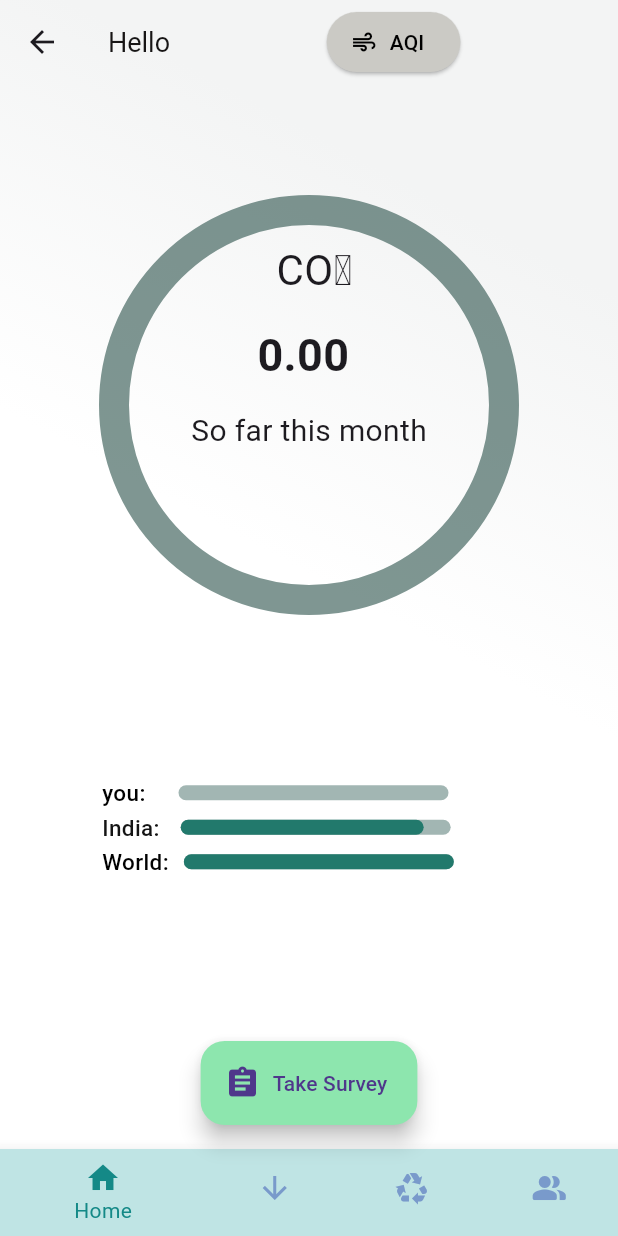
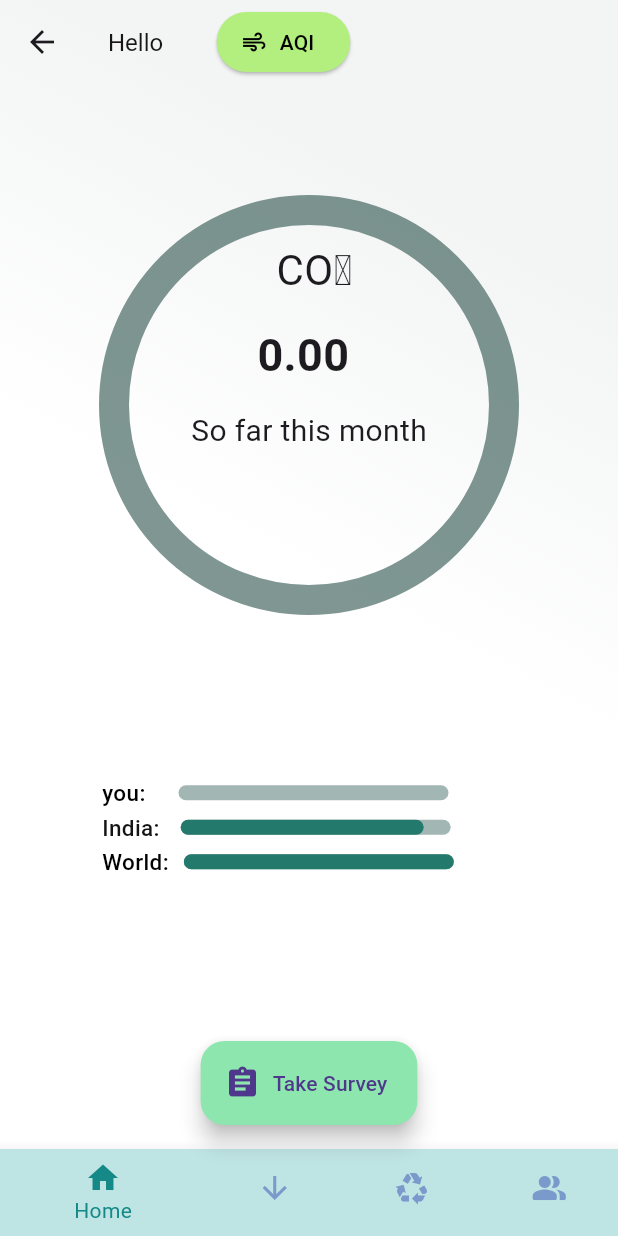
Before and after one commit to AartiDevkar/BEarthly, a Flutter app: the HomePage screen opened by its route, on a phone screen of 412 x 824 dp. Run offline on Flutter 3.47's test engine with Material 3 defaults, Android fonts, the light colour scheme and no system bars; drawn by our look-alikes of percent_indicator; our stand-ins replace cloud_firestore, firebase_auth, firebase_core, firebase_messaging, fl_chart, flutter_local_notifications and 4 more; missing offline and left inert: flutter_custom_tabs; accounts and stored records are empty; network calls fail.

Commit message:
fix: sizes of text and sizedbox

```diff
--- a/lib/carbonTrack/components/aqiPage.dart
+++ b/lib/carbonTrack/components/aqiPage.dart
@@ -135,7 +135,7 @@ class _AirQualityPageState extends State<AirQualityPage> {
         child: Column(
           children: [
             SizedBox(
-              height: 570,
+              height: 600,
               width: 350,
               child: Card(
                 elevation: 2.0,
@@ -151,7 +151,7 @@ class _AirQualityPageState extends State<AirQualityPage> {
                             children: [
                               Padding(padding: EdgeInsets.all(5.0)),
                               Container(
-                                height: 300,
+                                height: 320,
                                 width: 250,
                                 padding: EdgeInsets.all(30),
                                 decoration: BoxDecoration(
--- a/lib/carbonTrack/home_page.dart
+++ b/lib/carbonTrack/home_page.dart
@@ -35,7 +35,7 @@ class _HomePageState extends State<HomePage> with TickerProviderStateMixin {
     // Initialize the animation controller
     _animationController = AnimationController(
       vsync: this,
-      duration: Duration(milliseconds: 500),
+      duration: const Duration(milliseconds: 500),
     );
 
     // Define the animation curve
@@ -161,6 +161,7 @@ class _HomePageState extends State<HomePage> with TickerProviderStateMixin {
   @override
   Widget build(BuildContext context) {
     double screenHeight = MediaQuery.of(context).size.height;
+    double screenWidth = MediaQuery.of(context).size.width;
     return Scaffold(
       extendBodyBehindAppBar: true,
       appBar: AppBar(
@@ -172,25 +173,25 @@ class _HomePageState extends State<HomePage> with TickerProviderStateMixin {
             Text(
               "Hello $userName",
               style: const TextStyle(
-                fontSize: 18,
+                fontSize: 16,
                 color: Color.fromARGB(255, 23, 21, 21),
               ),
             ),
             SizedBox(
-              width: 100,
+              width: screenWidth / 13.0,
             ),
             ElevatedButton.icon(
-              style: ButtonStyle(
+              style: const ButtonStyle(
                   backgroundColor: MaterialStatePropertyAll(
-                      Color.fromARGB(255, 203, 202, 197))),
+                      Color.fromARGB(255, 178, 239, 127))),
               onPressed: (() {
                 Navigator.push(
                   context,
                   MaterialPageRoute(builder: (context) => AirQualityPage()),
                 );
               }),
-              icon: Icon(Icons.air, color: Colors.black),
-              label: Text(
+              icon: const Icon(Icons.air, color: Colors.black),
+              label: const Text(
                 'AQI',
                 style: TextStyle(color: Colors.black),
               ),
@@ -240,7 +241,7 @@ class _HomePageState extends State<HomePage> with TickerProviderStateMixin {
           onPressed: _openSurveyForm,
           label: const Text('Take Survey'),
           icon: const Icon(Icons.assignment),
-          backgroundColor: Color.fromARGB(255, 141, 230, 174),
+          backgroundColor: const Color.fromARGB(255, 141, 230, 174),
         ),
       ),
       floatingActionButtonLocation: FloatingActionButtonLocation.centerFloat,
--- a/lib/sign_up_pages/pages/sign_up.dart
+++ b/lib/sign_up_pages/pages/sign_up.dart
@@ -54,7 +54,7 @@ class _SignupState extends State<Signup> {
         // Store the authenticated user in the _user variable
         _user = userCredential.user;
 
-        if (_user != null && _user!.emailVerified) {
+        if (_user != null) {
           // Now, you can store the user's name separately
           String username = nameController.text;
 
```
Also changed, not shown: lib/carbonTrack/components/survey.dart (+6 -9 lines), lib/connect_pages/Connect.dart (+5 -3 lines), lib/track_pages/goal_widget.dart (+41 -7 lines), lib/track_pages/track.dart (+2 -6 lines).
